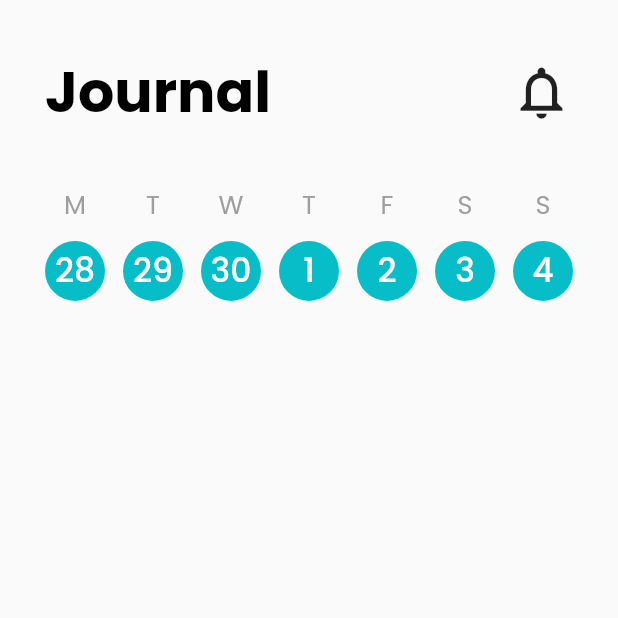
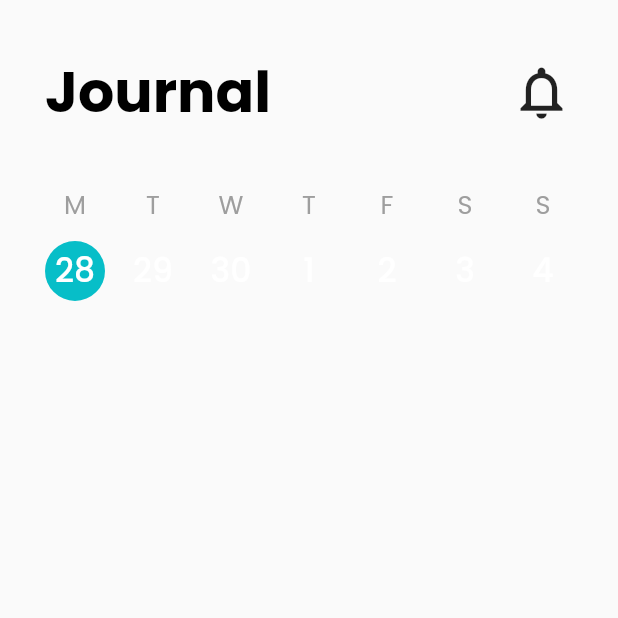
Before and after one commit to gonciuu/Medicine-App-In-Flutter, a Flutter app: the Home screen opened by its route, on a phone screen of 412 x 824 dp, the top half of it. Run offline on Flutter 3.47's test engine with Material 2 defaults, Android fonts, the phone set to English and light mode, and no system bars.

Commit message:
create date model and set it in screen instead of map

```diff
--- /dev/null
+++ b/lib/models/day.dart
@@ -0,0 +1,23 @@
+import 'package:flutter/cupertino.dart';
+import 'package:intl/intl.dart';
+
+class Day {
+  String dayLetter;
+  String dayNumber;
+  bool isChecked;
+
+  Day({this.dayLetter, this.dayNumber, this.isChecked});
+
+  List<Day> getCurrentDays() {
+    final List<Day> daysList = List();
+    DateTime currentTime = DateTime.now();
+    for (int i = 0; i < 7; i++) {
+      daysList.add(Day(
+          dayLetter: DateFormat.E().format(currentTime).toString()[0],
+          dayNumber: DateFormat.d().format(currentTime).toString(),isChecked: false));
+      currentTime = currentTime.add(Duration(days: 1));
+    }
+    daysList[0].isChecked = true;
+    return daysList;
+  }
+}
--- a/lib/screens/home/home.dart
+++ b/lib/screens/home/home.dart
@@ -1,5 +1,5 @@
 import 'package:flutter/material.dart';
-import 'package:intl/intl.dart';
+import '../../models/day.dart';
 
 class Home extends StatefulWidget {
   @override
@@ -8,20 +8,14 @@ class Home extends StatefulWidget {
 
 class _HomeState extends State<Home> {
 
-  final daysList = List();
+  final Day _days = Day();
+  List<Day> _daysList = List();
+
+
   @override
   void initState() {
     super.initState();
-
-    DateTime currentTime = DateTime.now();
-    for (int i = 0; i < 7; i++) {
-      print(currentTime.day);
-      daysList.add({
-        "dayNumber": DateFormat.d().format(currentTime).toString(),
-        "dayName": DateFormat.E().format(currentTime).toString()[0]
-      });
-      currentTime = currentTime.add(Duration(days: 1));
-    }
+    _daysList =  _days.getCurrentDays();
   }
 
   @override
@@ -66,12 +60,12 @@ class _HomeState extends State<Home> {
                 child: Row(
                   mainAxisAlignment: MainAxisAlignment.spaceBetween,
                   children: [
-                    ...daysList
+                    ..._daysList
                         .map((day) => Column(
                               crossAxisAlignment: CrossAxisAlignment.center,
                               children: [
                                 Text(
-                                  day["dayName"],
+                                  day.dayLetter,
                                   style: TextStyle(
                                       color: Colors.grey[500],
                                       fontSize: 17.0,
@@ -80,15 +74,17 @@ class _HomeState extends State<Home> {
                                 SizedBox(
                                   height: 12.0,
                                 ),
-                                CircleAvatar(
-                                  backgroundColor:
-                                      Theme.of(context).primaryColor,
-                                  child: Text(
-                                    day["dayNumber"],
-                                    style: TextStyle(
-                                        color: Colors.white,
-                                        fontSize: 22.0,
-                                        fontWeight: FontWeight.w500),
+                                GestureDetector(
+                                  onTap: () => setState(()=>day.isChecked = !day.isChecked),
+                                  child: CircleAvatar(
+                                    backgroundColor: day.isChecked ?  Theme.of(context).primaryColor : Colors.transparent,
+                                    child: Text(
+                                      day.dayNumber,
+                                      style: TextStyle(
+                                          color: Colors.white,
+                                          fontSize: 22.0,
+                                          fontWeight: FontWeight.w500),
+                                    ),
                                   ),
                                 ),
                               ],
@@ -103,4 +99,9 @@ class _HomeState extends State<Home> {
       ),
     );
   }
+
+
+  void onDayClick(){
+
+  }
 }
```
